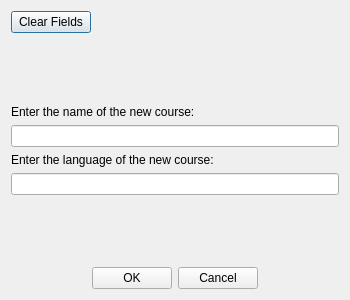
This is src/gui/new_course_window.ui in tombranfield/spaced_repeating_vocabulary as Qt 5 draws it before an edit. The edited form follows.
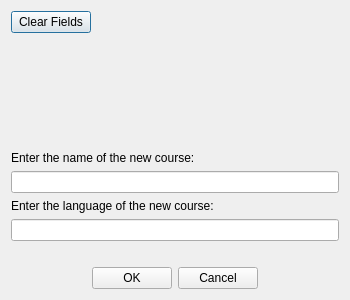
This is the edited form.

Commit message: Added message label in add_new_course() in new_course_widget

What changed in the file:
```diff
--- a/src/gui/new_course_window.ui
+++ b/src/gui/new_course_window.ui
@@ -46,7 +46,7 @@
      <property name="sizeHint" stdset="0">
       <size>
        <width>20</width>
-       <height>48</height>
+       <height>82</height>
       </size>
      </property>
     </spacer>
@@ -86,17 +86,14 @@
     </widget>
    </item>
    <item>
-    <spacer name="verticalSpacer_2">
-     <property name="orientation">
-      <enum>Qt::Vertical</enum>
+    <widget class="QLabel" name="new_course_message_label">
+     <property name="text">
+      <string/>
      </property>
-     <property name="sizeHint" stdset="0">
-      <size>
-       <width>20</width>
-       <height>48</height>
-      </size>
+     <property name="alignment">
+      <set>Qt::AlignCenter</set>
      </property>
-    </spacer>
+    </widget>
    </item>
    <item>
     <layout class="QHBoxLayout" name="horizontalLayout_2">
```
The commit also changes 3 other files.
